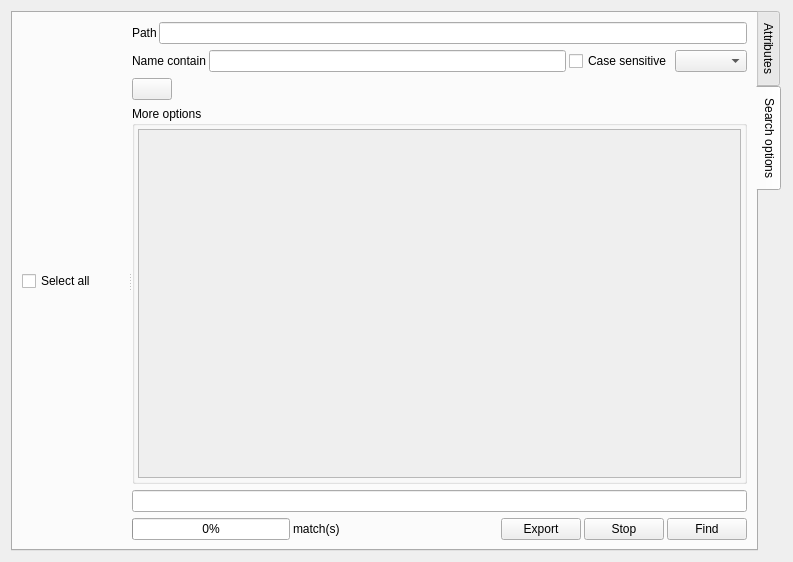
This is ui/gui/resources/search.ui in halbbob/dff as Qt 5 draws it before an edit. The edited form follows.
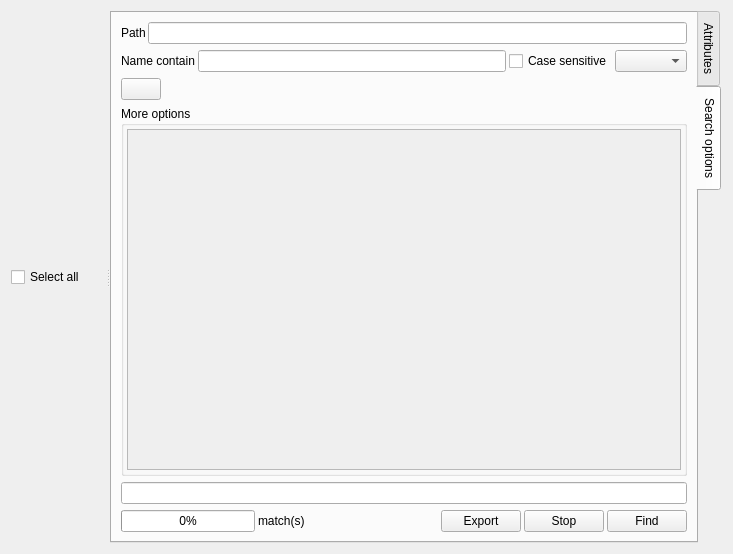
This is the edited form. Icons and pictures are not drawn.

Commit message: gui-filters: * can now display attributes in search tab

Patch:
```diff
--- a/ui/gui/resources/search.ui
+++ b/ui/gui/resources/search.ui
@@ -6,8 +6,8 @@
    <rect>
     <x>0</x>
     <y>0</y>
-    <width>793</width>
-    <height>562</height>
+    <width>733</width>
+    <height>554</height>
    </rect>
   </property>
   <property name="windowTitle">
@@ -19,6 +19,27 @@
   </property>
   <layout class="QVBoxLayout" name="verticalLayout_5">
    <item>
+    <widget class="QSplitter" name="splitter">
+     <property name="orientation">
+      <enum>Qt::Horizontal</enum>
+     </property>
+     <widget class="QWidget" name="">
+      <layout class="QVBoxLayout" name="verticalLayout_8">
+       <item>
+        <widget class="QCheckBox" name="selectAll">
+         <property name="toolTip">
+          <string>Check all results</string>
+         </property>
+         <property name="text">
+          <string>Select all</string>
+         </property>
+        </widget>
+       </item>
+       <item>
+        <layout class="QVBoxLayout" name="nodeBrowserLayout"/>
+       </item>
+      </layout>
+     </widget>
     <widget class="QTabWidget" name="searchesTab">
      <property name="tabPosition">
       <enum>QTabWidget::East</enum>
@@ -42,28 +63,6 @@
       </attribute>
       <layout class="QVBoxLayout" name="verticalLayout_4">
        <item>
-        <widget class="QSplitter" name="splitter">
-         <property name="orientation">
-          <enum>Qt::Horizontal</enum>
-         </property>
-         <widget class="QWidget" name="verticalLayoutWidget">
-          <layout class="QVBoxLayout" name="nodeBrowserLayout">
-           <property name="spacing">
-            <number>2</number>
-           </property>
-           <item>
-            <widget class="QCheckBox" name="selectAll">
-             <property name="toolTip">
-              <string>Check all results</string>
-             </property>
-             <property name="text">
-              <string>Select all</string>
-             </property>
-            </widget>
-           </item>
-          </layout>
-         </widget>
-         <widget class="QWidget" name="layoutWidget">
           <layout class="QVBoxLayout" name="verticalLayout_2">
            <item>
             <layout class="QHBoxLayout" name="horizontalLayout_4">
@@ -162,8 +161,8 @@
                   <rect>
                    <x>0</x>
                    <y>0</y>
-                   <width>584</width>
-                   <height>317</height>
+                  <width>525</width>
+                  <height>309</height>
                   </rect>
                  </property>
                  <layout class="QVBoxLayout" name="verticalLayout">
@@ -261,10 +260,9 @@
             </layout>
            </item>
           </layout>
-         </widget>
-        </widget>
-       </item>
-      </layout>
+        </item>
+       </layout>
+      </widget>
      </widget>
     </widget>
    </item>
```
Left out of the diff: 2 changed lines with no effect on the pictures. Lines whose indentation alone changed are shown as unchanged. The commit also changes 2 other files.
